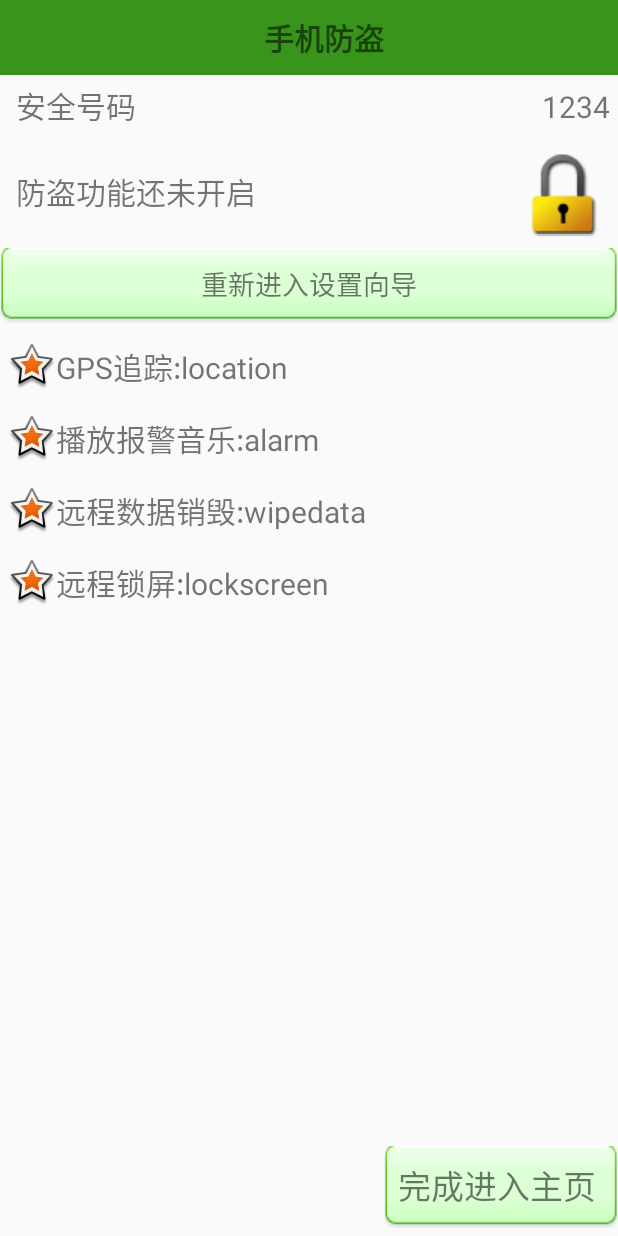
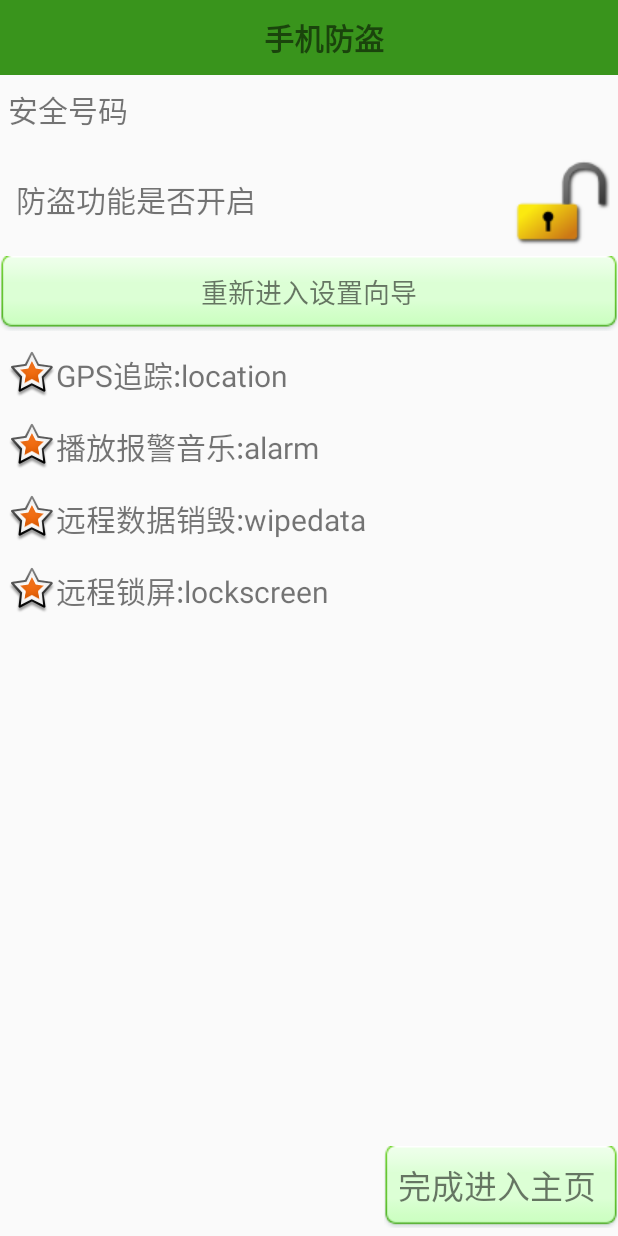
Before and after one commit to huwangzhang/MobileSafe20, an Android app: the EndActivity screen opened directly, with no data from a screen before it, on a phone screen of 412 x 824 dp. Run offline under Robolectric (Android 15) with nearby library versions, the phone set to English and light mode, and no system bars.

Commit message:
手机防盗模块完善

```diff
--- a/app/src/main/AndroidManifest.xml
+++ b/app/src/main/AndroidManifest.xml
@@ -9,6 +9,7 @@
     //sd卡访问权限
     <uses-permission android:name="android.permission.WRITE_EXTERNAL_STORAGE"/>
     <uses-permission android:name="android.permission.READ_PHONE_STATE"/>
+    <uses-permission android:name="android.permission.READ_CONTACTS"/>
     <application
         android:allowBackup="true"
         android:icon="@mipmap/ic_launcher"
@@ -43,6 +44,9 @@
         <activity
             android:name=".activity.EndActivity"
             android:label="@string/app_name" />
+        <activity
+            android:name=".activity.SelectContactActivity"
+            android:label="@string/app_name" />
 
     </application>
 </manifest>
--- a/app/src/main/java/com/example/huwang/mobilesafe20/activity/EndActivity.java
+++ b/app/src/main/java/com/example/huwang/mobilesafe20/activity/EndActivity.java
@@ -1,24 +1,47 @@
 package com.example.huwang.mobilesafe20.activity;
 
 import android.app.Activity;
+import android.content.Context;
 import android.content.Intent;
+import android.content.SharedPreferences;
 import android.os.Bundle;
+import android.preference.Preference;
 import android.support.annotation.Nullable;
 import android.view.View;
+import android.widget.TextView;
 
 import com.example.huwang.mobilesafe20.R;
+import com.lidroid.xutils.ViewUtils;
+import com.lidroid.xutils.view.annotation.ViewInject;
+
+import java.util.prefs.Preferences;
+
+import static com.example.huwang.mobilesafe20.R.id.safenumber;
 
 /**
  * Created by huwang on 2017/3/22.
  */
 
 public class EndActivity extends BaseActivity {
+    @ViewInject(R.id.safe_number)
+    TextView safe_number;
+    @ViewInject(R.id.protect_open)
+    TextView protect_open;
     @Override
     protected void onCreate(@Nullable Bundle savedInstanceState) {
         super.onCreate(savedInstanceState);
         setContentView(R.layout.activity_end);
 
-        setPreActivity(Setup4Activity.class);
+        ViewUtils.inject(this);
+        SharedPreferences sp = getSharedPreferences("config", Context.MODE_PRIVATE);
+        SharedPreferences.Editor editor = sp.edit();
+        editor.putBoolean("finish_set", true);
+        editor.commit();
+        String safenumberString = sp.getString("safenumber", "");
+        Boolean protectopenBoolean = sp.getBoolean("open_check", false);
+        safe_number.setText(safenumberString);
+        protect_open.setSelected(protectopenBoolean);
+
     }
     public void choosePre(View view) {
         startActivity(new Intent(getBaseContext(), Setup1Activity.class));
--- a/app/src/main/java/com/example/huwang/mobilesafe20/activity/Setup2Activity.java
+++ b/app/src/main/java/com/example/huwang/mobilesafe20/activity/Setup2Activity.java
@@ -32,6 +32,9 @@ public class Setup2Activity extends BaseActivity {
             TelephonyManager tm = (TelephonyManager)getSystemService(Context.TELEPHONY_SERVICE);
             //获取序列卡号
             String sim = tm.getSimSerialNumber();
+            if (sim == null) { // 模拟序列号
+                sim = "1111010100";
+            }
             Log.i("zhang", "Setup2Activity-----"+sim);
             SharedPreferences.Editor editor = getSharedPreferences("config", MODE_PRIVATE).edit();
             editor.putString("sim_number", sim);
--- a/app/src/main/res/layout/activity_end.xml
+++ b/app/src/main/res/layout/activity_end.xml
@@ -19,29 +19,28 @@
 
         <TextView
             style="@style/Setting_Text"
-            android:layout_width="wrap_content"
+            android:layout_weight="1"
+            android:layout_width="0dp"
             android:layout_height="wrap_content"
-            android:layout_margin="5dp"
             android:text="安全号码" />
 
         <TextView
+            android:id="@+id/safe_number"
             style="@style/Setting_Text"
             android:layout_width="wrap_content"
             android:layout_height="wrap_content"
-            android:layout_margin="5dp"
-            android:layout_weight="1"
             android:gravity="right|center_horizontal"
             android:text="1234" />
     </LinearLayout>
 
     <TextView
-        android:id="@+id/textView"
+        android:id="@+id/protect_open"
         style="@style/Setting_Text"
         android:layout_width="match_parent"
         android:layout_height="wrap_content"
         android:layout_margin="5dp"
-        android:drawableRight="@drawable/lock"
-        android:text="防盗功能还未开启" />
+        android:drawableRight="@drawable/lock_selector"
+        android:text="防盗功能是否开启" />
 
 
     <TextView
--- a/app/src/main/res/layout/activity_set3.xml
+++ b/app/src/main/res/layout/activity_set3.xml
@@ -24,6 +24,7 @@
         android:layout_height="wrap_content"
         android:singleLine="true"/>
     <Button
+        android:id="@+id/select_number"
         android:layout_width="match_parent"
         android:layout_height="wrap_content"
         android:text="选择联系人"
--- a/app/src/main/res/layout/activity_set4.xml
+++ b/app/src/main/res/layout/activity_set4.xml
@@ -12,6 +12,7 @@
         android:text="4.恭喜您设置成功"
        />
     <CheckBox
+        android:id="@+id/checkbox"
         android:layout_width="wrap_content"
         android:layout_height="wrap_content"
         android:text="防护保护已经开启"
```
Also changed, not shown: app/src/main/java/com/example/huwang/mobilesafe20/activity/HomeActivity.java (+22 -10 lines), app/src/main/java/com/example/huwang/mobilesafe20/activity/SelectContactActivity.java (added, +65 -0 lines), app/src/main/java/com/example/huwang/mobilesafe20/activity/Setup3Activity.java (+25 -0 lines), app/src/main/java/com/example/huwang/mobilesafe20/activity/Setup4Activity.java (+17 -0 lines), app/src/main/java/com/example/huwang/mobilesafe20/adapter/ContactAdapter.java (added, +63 -0 lines), app/src/main/java/com/example/huwang/mobilesafe20/bean/ContactInfo.java (added, +38 -0 lines), app/src/main/java/com/example/huwang/mobilesafe20/bean/ContactUtils.java (added, +48 -0 lines), app/src/main/res/layout/activity_select_contact.xml (added, +26 -0 lines), app/src/main/res/layout/view_item_contact.xml (added, +29 -0 lines), 45 other files.
